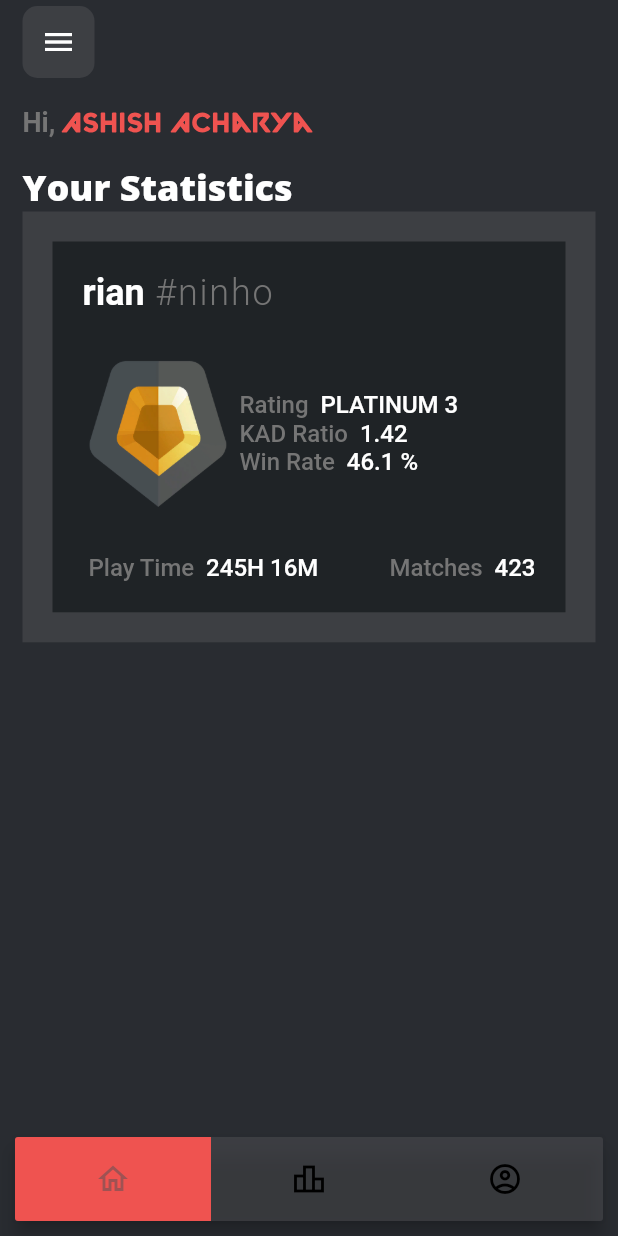
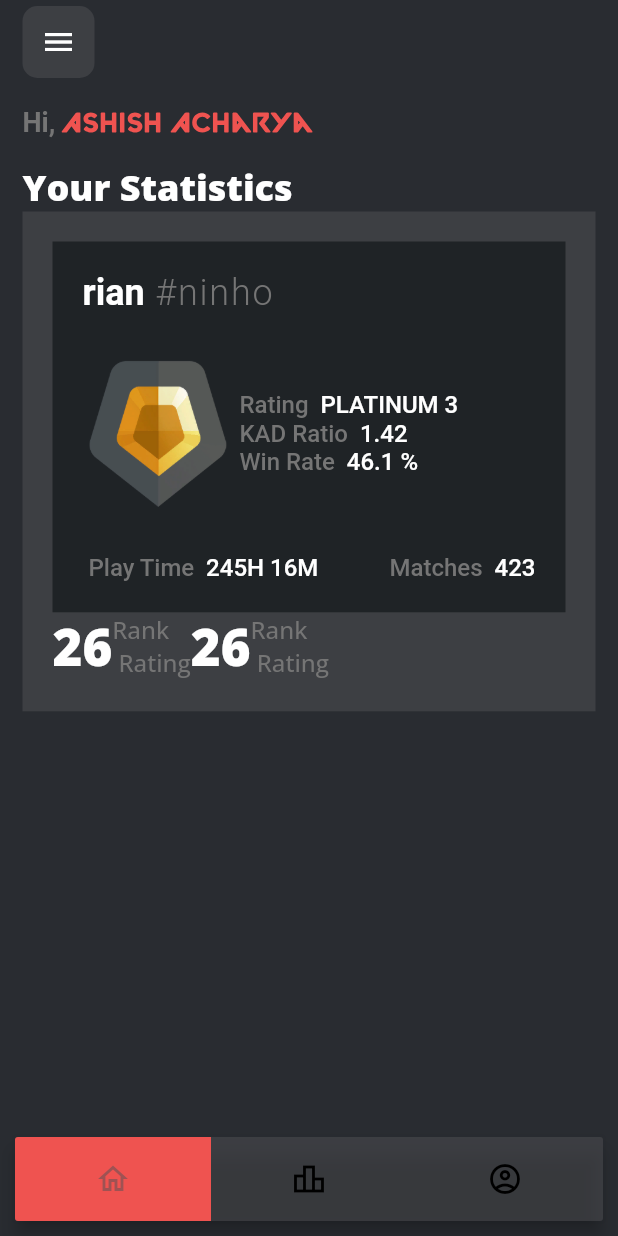
Before and after one commit to AshishAcharya083/valorant-stats, a Flutter app: the screen it shows after launch, on a phone screen of 412 x 824 dp. Run offline on Flutter 3.47's test engine with Material 2 defaults, Android fonts, the phone set to English and light mode, and no system bars; drawn by our look-alikes of flutter_snake_navigationbar.

Commit message:
large text component created

```diff
--- /dev/null
+++ b/lib/ui/components/large_text.dart
@@ -0,0 +1,23 @@
+import 'package:flutter/material.dart';
+import 'package:valo_stats/utils/text_styles.dart';
+
+class LargeTexts extends StatelessWidget {
+  const LargeTexts({Key? key}) : super(key: key);
+
+  @override
+  Widget build(BuildContext context) {
+    return Row(
+      children: [
+        Text(
+          "26",
+          style: TextStyle(
+              fontWeight: FontWeight.w900, fontSize: 34, color: Colors.white),
+        ),
+        Text(
+          "Rank \n Rating",
+          style: kSmallGreyTextStyle,
+        )
+      ],
+    );
+  }
+}
--- a/lib/ui/pages/home/home_page.dart
+++ b/lib/ui/pages/home/home_page.dart
@@ -2,6 +2,7 @@ import 'package:flutter/material.dart';
 import 'package:flutter/rendering.dart';
 import 'package:valo_stats/core/services/screen_size.dart';
 import 'package:valo_stats/ui/components/grey_white_text_comp.dart';
+import 'package:valo_stats/ui/components/large_text.dart';
 import 'package:valo_stats/ui/pages/drawer.dart';
 
 import 'package:valo_stats/ui/pages/inside_home_page.dart';
@@ -49,12 +50,9 @@ class HomePage extends StatelessWidget {
               const SizedBox(
                 height: 15,
               ),
-              const Text(
+              Text(
                 "Your Statistics",
-                style: TextStyle(
-                    fontWeight: FontWeight.w900,
-                    fontSize: 24,
-                    color: Colors.white),
+                style: kExtraBoldTextStyle,
               ),
               Container(
                 /// large container of light grey color
@@ -131,6 +129,9 @@ class HomePage extends StatelessWidget {
                           ),
                         ],
                       ),
+                    ),
+                    Row(
+                      children: [LargeTexts(), LargeTexts()],
                     )
                   ],
                 ),
--- a/lib/utils/text_styles.dart
+++ b/lib/utils/text_styles.dart
@@ -1,6 +1,10 @@
+import 'package:flutter/material.dart';
 import 'package:valo_stats/utils/constants.dart';
 import 'package:flutter/cupertino.dart';
 
 /// kSmallGreyTextStyle is mostly used in giving field name like rating, kd ratio
 TextStyle kSmallGreyTextStyle =
     TextStyle(fontSize: 16, color: kGreyTextColor, fontWeight: FontWeight.w500);
+
+TextStyle kExtraBoldTextStyle =
+    TextStyle(fontWeight: FontWeight.w900, fontSize: 24, color: Colors.white);
```
